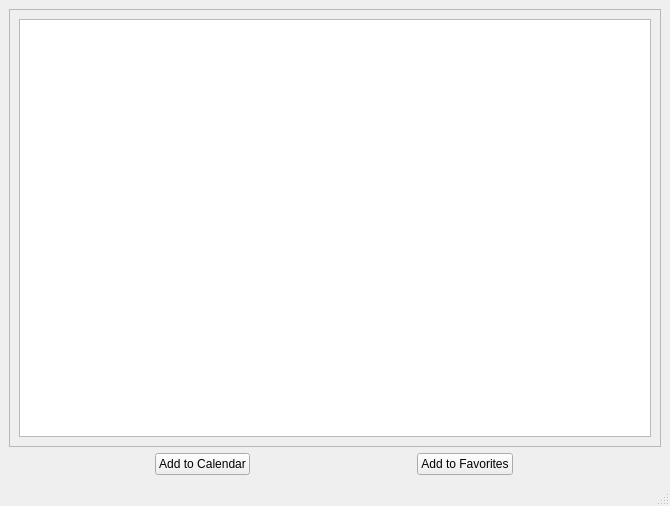
This is ProjectUI2.ui in AndrewBaird98/Calendar-App as Qt 5 draws it before an edit. The edited form follows.
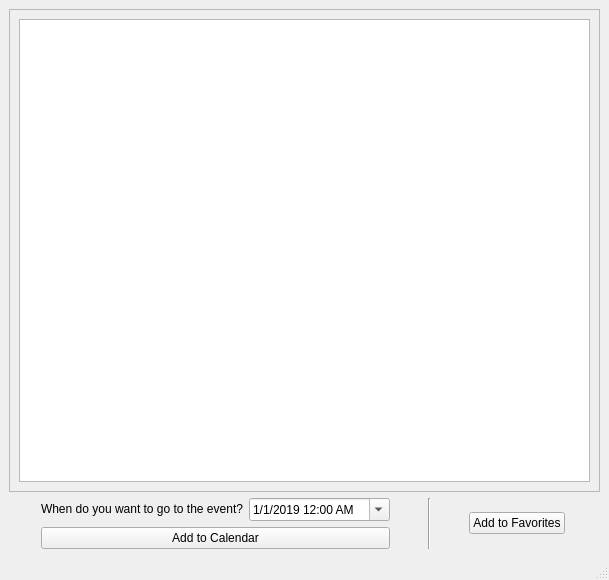
This is the edited form.

```diff
--- a/ProjectUI2.ui
+++ b/ProjectUI2.ui
@@ -6,8 +6,8 @@
    <rect>
     <x>0</x>
     <y>0</y>
-    <width>670</width>
-    <height>506</height>
+    <width>609</width>
+    <height>580</height>
    </rect>
   </property>
   <property name="windowTitle">
@@ -31,8 +31,8 @@
         <rect>
          <x>0</x>
          <y>0</y>
-         <width>644</width>
-         <height>417</height>
+         <width>583</width>
+         <height>446</height>
         </rect>
        </property>
        <layout class="QGridLayout" name="gridLayout_2">
@@ -45,19 +45,119 @@
     </item>
     <item row="1" column="0">
      <layout class="QHBoxLayout" name="horizontalLayout">
-      <property name="spacing">
-       <number>21</number>
-      </property>
       <item>
-       <widget class="QPushButton" name="pushButton_2">
+       <layout class="QGridLayout" name="gridLayout_3">
+        <item row="1" column="0">
+         <widget class="QPushButton" name="AddToCalendarButton">
+          <property name="sizePolicy">
+           <sizepolicy hsizetype="Minimum" vsizetype="Fixed">
+            <horstretch>0</horstretch>
+            <verstretch>0</verstretch>
+           </sizepolicy>
+          </property>
+          <property name="minimumSize">
+           <size>
+            <width>0</width>
+            <height>0</height>
+           </size>
+          </property>
+          <property name="text">
+           <string>Add to Calendar</string>
+          </property>
+         </widget>
+        </item>
+        <item row="0" column="0">
+         <layout class="QHBoxLayout" name="horizontalLayout_2">
+          <item>
+           <widget class="QLabel" name="DateTimeLabel">
+            <property name="sizePolicy">
+             <sizepolicy hsizetype="Fixed" vsizetype="Fixed">
+              <horstretch>0</horstretch>
+              <verstretch>0</verstretch>
+             </sizepolicy>
+            </property>
+            <property name="minimumSize">
+             <size>
+              <width>0</width>
+              <height>0</height>
+             </size>
+            </property>
+            <property name="text">
+             <string>When do you want to go to the event?</string>
+            </property>
+           </widget>
+          </item>
+          <item>
+           <widget class="QDateTimeEdit" name="dateTimeEdit">
+            <property name="sizePolicy">
+             <sizepolicy hsizetype="Fixed" vsizetype="Fixed">
+              <horstretch>0</horstretch>
+              <verstretch>0</verstretch>
+             </sizepolicy>
+            </property>
+            <property name="wrapping">
+             <bool>false</bool>
+            </property>
+            <property name="frame">
+             <bool>true</bool>
+            </property>
+            <property name="buttonSymbols">
+             <enum>QAbstractSpinBox::UpDownArrows</enum>
+            </property>
+            <property name="accelerated">
+             <bool>false</bool>
+            </property>
+            <property name="correctionMode">
+             <enum>QAbstractSpinBox::CorrectToPreviousValue</enum>
+            </property>
+            <property name="showGroupSeparator" stdset="0">
+             <bool>false</bool>
+            </property>
+            <property name="maximumDate">
+             <date>
+              <year>2022</year>
+              <month>12</month>
+              <day>31</day>
+             </date>
+            </property>
+            <property name="minimumDate">
+             <date>
+              <year>2019</year>
+              <month>1</month>
+              <day>1</day>
+             </date>
+            </property>
+            <property name="currentSection">
+             <enum>QDateTimeEdit::MonthSection</enum>
+            </property>
+            <property name="displayFormat">
+             <string>M/d/yyyy h:mm AP</string>
+            </property>
+            <property name="calendarPopup">
+             <bool>true</bool>
+            </property>
+            <property name="currentSectionIndex">
+             <number>0</number>
+            </property>
+            <property name="timeSpec">
+             <enum>Qt::LocalTime</enum>
+            </property>
+           </widget>
+          </item>
+         </layout>
+        </item>
+       </layout>
+      </item>
+      <item>
+       <widget class="Line" name="line">
         <property name="sizePolicy">
-         <sizepolicy hsizetype="Fixed" vsizetype="Fixed">
+         <sizepolicy hsizetype="Fixed" vsizetype="Minimum">
           <horstretch>0</horstretch>
           <verstretch>0</verstretch>
          </sizepolicy>
         </property>
-        <property name="text">
-         <string>Add to Calendar</string>
+        <property name="orientation">
+         <enum>Qt::Vertical</enum>
         </property>
        </widget>
       </item>
```
Left out of the diff: 2 changed lines with no effect on the pictures.
